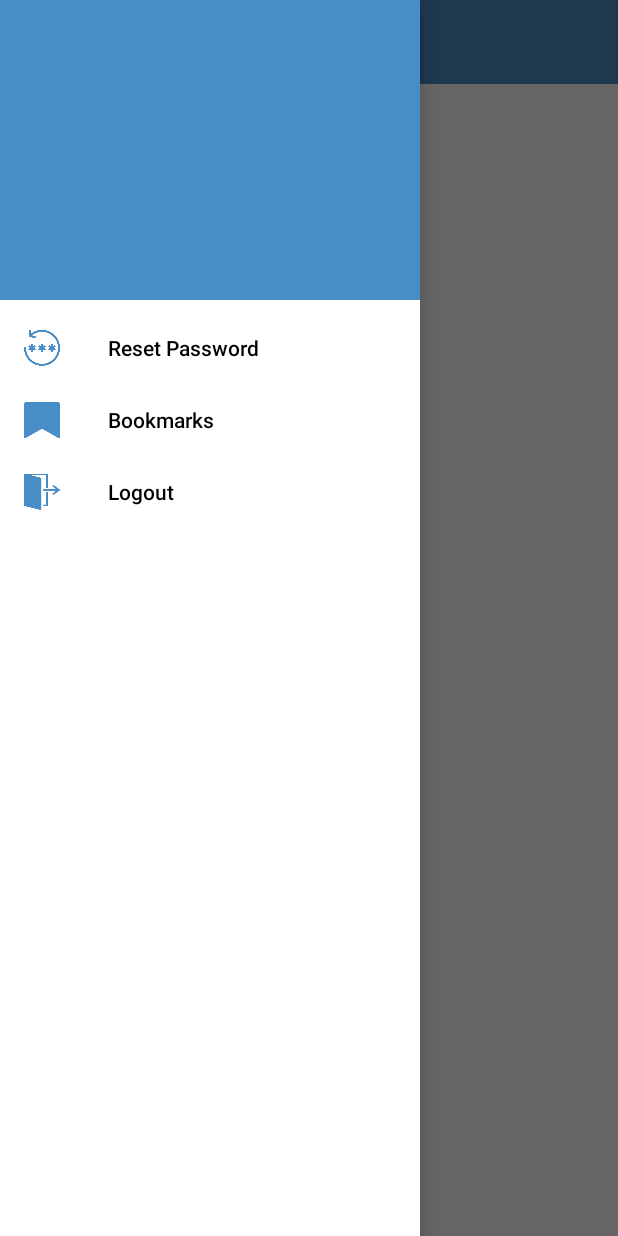
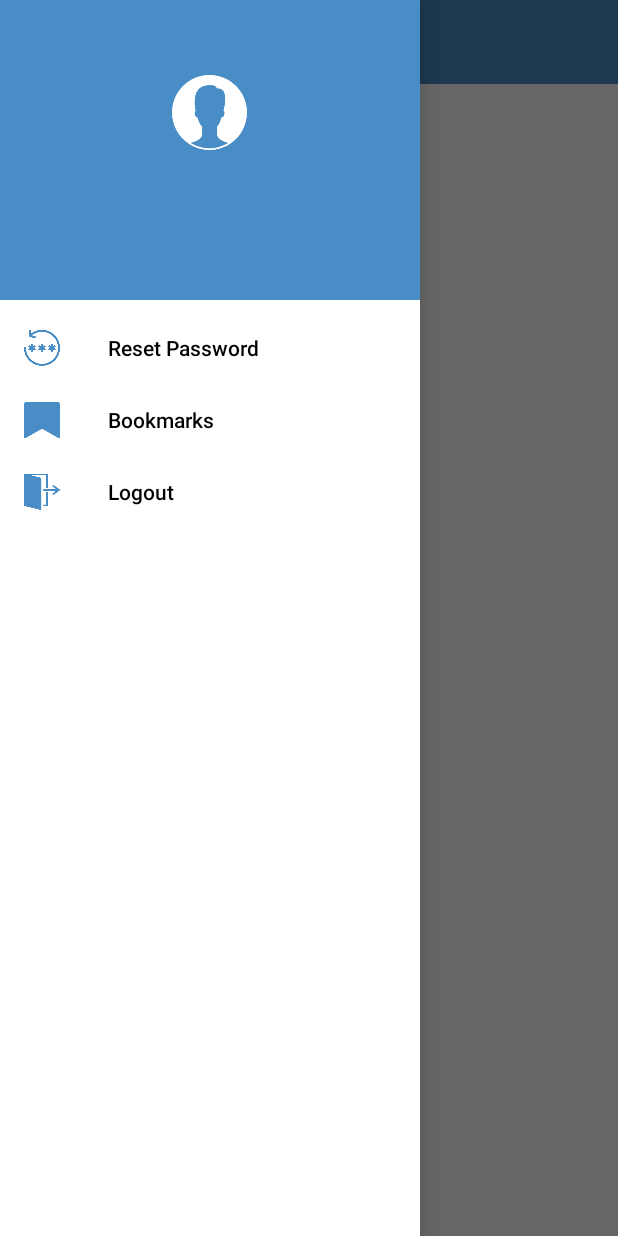
Before and after one commit to tanya-555/NewsDigest, an Android app: the LandingActivity screen opened directly, with no data from a screen before it, with the side drawer open, on a phone screen of 412 x 824 dp. Run offline under Robolectric (Android 15) with nearby library versions, the phone set to English and light mode, and no system bars; our stand-ins replace Dagger/Hilt's generated code, RxJava, data binding; libraries missing offline, so code that uses them is left out: com.jakewharton.rxbinding2; 4 statements that could not run were skipped.

Commit message:
set username in navigation view from shared preferences

```diff
--- a/app/src/main/java/com/example/newsdigest/activities/LandingActivity.java
+++ b/app/src/main/java/com/example/newsdigest/activities/LandingActivity.java
@@ -12,6 +12,7 @@ import android.view.Window;
 import android.widget.Button;
 import android.widget.EditText;
 import android.widget.LinearLayout;
+import android.widget.TextView;
 import android.widget.Toast;
 
 import androidx.annotation.NonNull;
@@ -55,6 +56,7 @@ public class LandingActivity extends AppCompatActivity {
     private static final String LOGGED_OUT = "Successfully logged out";
     private static final String MANDATORY_FIELDS = "All fields are mandatory!";
     private static final String PASSWORD = "password";
+    private static final String USERNAME = "user_name";
     private static final String INVALID_CURRENT_PASSWORD = "Current password is invalid!";
     private static final String RESET_SUCCESS = "Password reset successfully!";
     private static final String TAG = LandingActivity.class.getName();
@@ -77,6 +79,7 @@ public class LandingActivity extends AppCompatActivity {
                 build().inject(this);
         newsList = new ArrayList<>();
         setupNavigationDrawer();
+        setNavUsername();
         disposable = new CompositeDisposable();
         newsViewModel = new ViewModelProvider(this).get(NewsViewModel.class);
         observeViewModel(newsViewModel);
@@ -229,4 +232,12 @@ public class LandingActivity extends AppCompatActivity {
         editor.putString(PASSWORD, newPassword);
         editor.apply();
     }
+
+    private void setNavUsername() {
+        View navUser = binding.navigationView.getHeaderView(0);
+        TextView username = navUser.findViewById(R.id.username);
+        if(sharedPreferences.contains(USERNAME)) {
+            username.setText(sharedPreferences.getString(USERNAME, ""));
+        }
+    }
 }
--- a/app/src/main/res/layout/navigation_top_layout.xml
+++ b/app/src/main/res/layout/navigation_top_layout.xml
@@ -1,8 +1,25 @@
 <?xml version="1.0" encoding="utf-8"?>
-<LinearLayout xmlns:android="http://schemas.android.com/apk/res/android"
+<RelativeLayout xmlns:android="http://schemas.android.com/apk/res/android"
     android:orientation="vertical"
     android:layout_width="match_parent"
     android:layout_height="@dimen/size_200dp"
     android:background="@color/color_toolbar_bg">
 
-</LinearLayout>
+    <ImageView
+        android:id="@+id/iv_user"
+        android:layout_width="@dimen/size_50dp"
+        android:layout_height="@dimen/size_50dp"
+        android:src="@drawable/user_nav"
+        android:layout_centerHorizontal="true"
+        android:layout_marginTop="@dimen/size_50dp" />
+
+    <TextView
+        android:id="@+id/username"
+        android:layout_width="wrap_content"
+        android:layout_height="wrap_content"
+        android:textColor="@color/color_white"
+        android:layout_centerHorizontal="true"
+        android:layout_below="@+id/iv_user"
+        android:layout_marginTop="@dimen/size_20dp" />
+
+</RelativeLayout>
```
Also changed, not shown: app/src/main/res/drawable-v24/user_nav.png (added).
